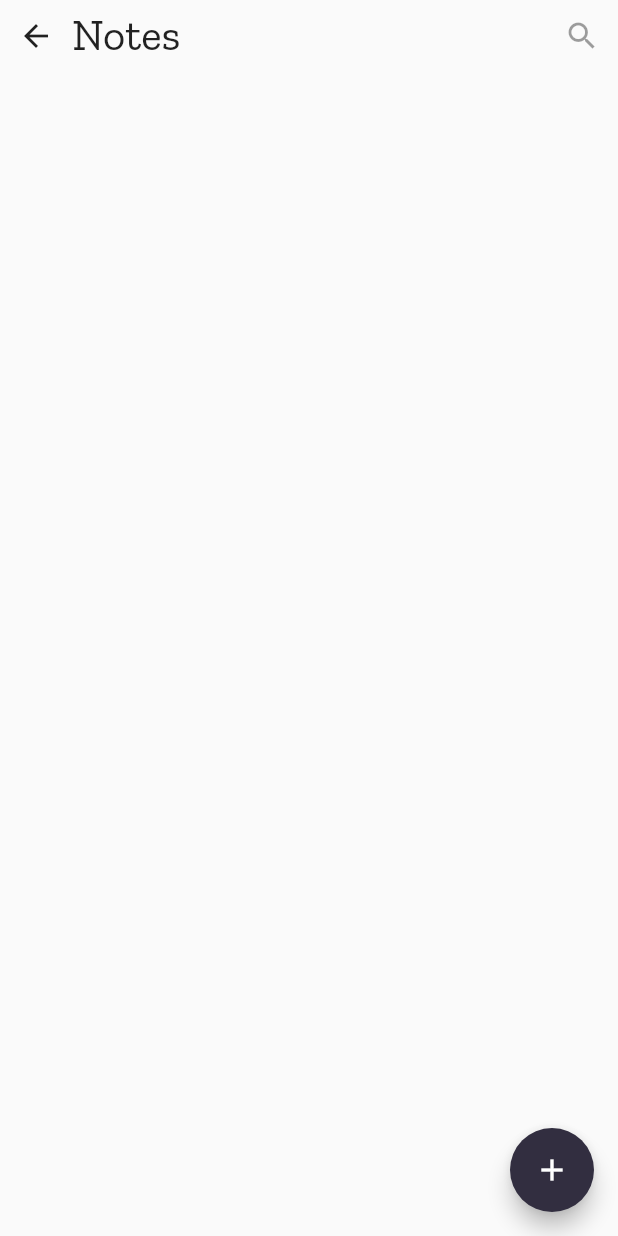
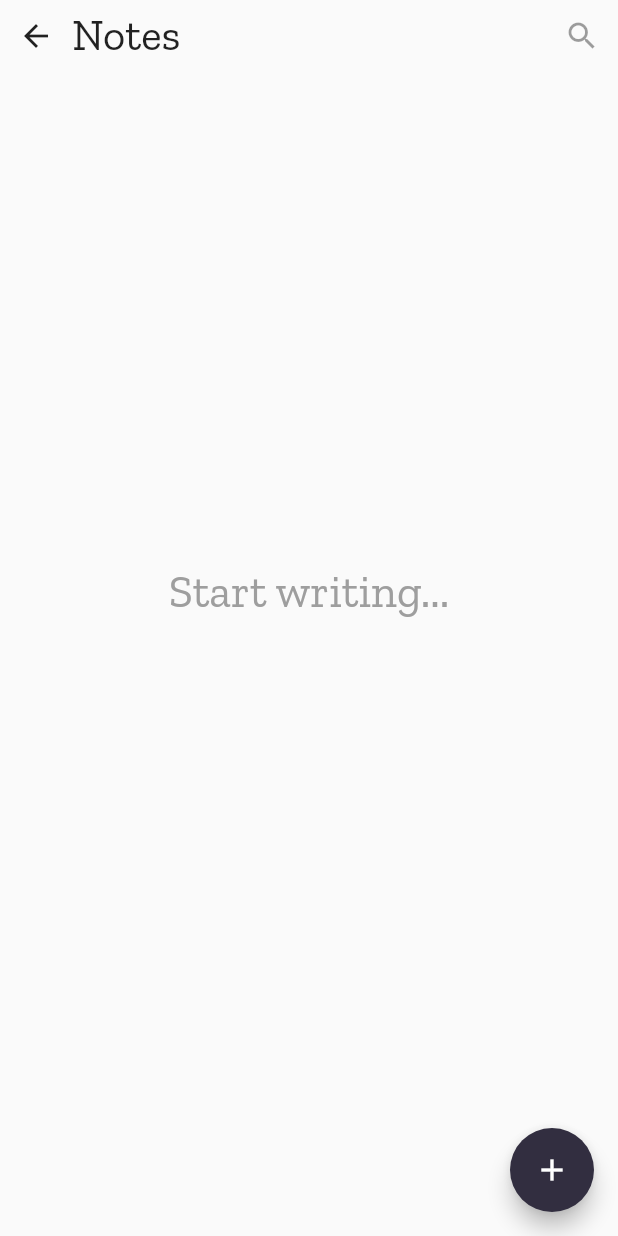
Before and after one commit to DeTuksa/peddazz, a Flutter app: the NotesScreen screen opened by its route, on a phone screen of 412 x 824 dp. Run offline on Flutter 3.47's test engine with Material 2 defaults, Android fonts, the phone set to English and light mode, and no system bars; our stand-ins replace audioplayers, cloud_firestore, firebase_auth, firebase_messaging, font_awesome_flutter, image_picker and 4 more; missing offline and left inert: audio_recorder, firebase_auth_web, shared_preferences_web; accounts and stored records are empty; project files that could hold a hidden picture were left out.

Commit message:
Note screen placeholder

```diff
--- a/lib/generated_plugin_registrant.dart
+++ b/lib/generated_plugin_registrant.dart
@@ -6,7 +6,6 @@
 import 'dart:ui';
 
 import 'package:firebase_auth_web/firebase_auth_web.dart';
-import 'package:firebase_core_web/firebase_core_web.dart';
 import 'package:shared_preferences_web/shared_preferences_web.dart';
 
 import 'package:flutter_web_plugins/flutter_web_plugins.dart';
@@ -14,7 +13,6 @@ import 'package:flutter_web_plugins/flutter_web_plugins.dart';
 // ignore: public_member_api_docs
 void registerPlugins(PluginRegistry registry) {
   FirebaseAuthWeb.registerWith(registry.registrarFor(FirebaseAuthWeb));
-  FirebaseCoreWeb.registerWith(registry.registrarFor(FirebaseCoreWeb));
   SharedPreferencesPlugin.registerWith(registry.registrarFor(SharedPreferencesPlugin));
   registry.registerMessageHandler();
 }
--- a/lib/notes/notescreen.dart
+++ b/lib/notes/notescreen.dart
@@ -96,7 +96,28 @@ class _NotesScreenState extends State<NotesScreen> {
               Container(
                 height: 40,
               ),
-              ...buildNoteList()
+              notesList.isEmpty ? Padding(
+                padding: EdgeInsets.only(
+                  top: MediaQuery.of(context).size.height*0.35
+                ),
+                child: Container(
+                  child: Center(
+                    child: Text(
+                      'Start writing...',
+                      style: TextStyle(
+                        fontSize: 30,
+                        color: Colors.grey.shade500
+                      ),
+                    ),
+                  ),
+                ),
+              ) : Container(
+                child: Column(
+                  children: <Widget>[
+                    ...buildNoteList()
+                  ],
+                ),
+              )
             ],
           ),
         ),
--- a/pubspec.yaml
+++ b/pubspec.yaml
@@ -27,7 +27,6 @@ dependencies:
   image_picker:
   audio_recorder: ^1.0.2
   image_cropper:
-  audio_recorder:
   path_provider:
   uuid:
   path:
```
Also changed, not shown: pubspec.lock.
